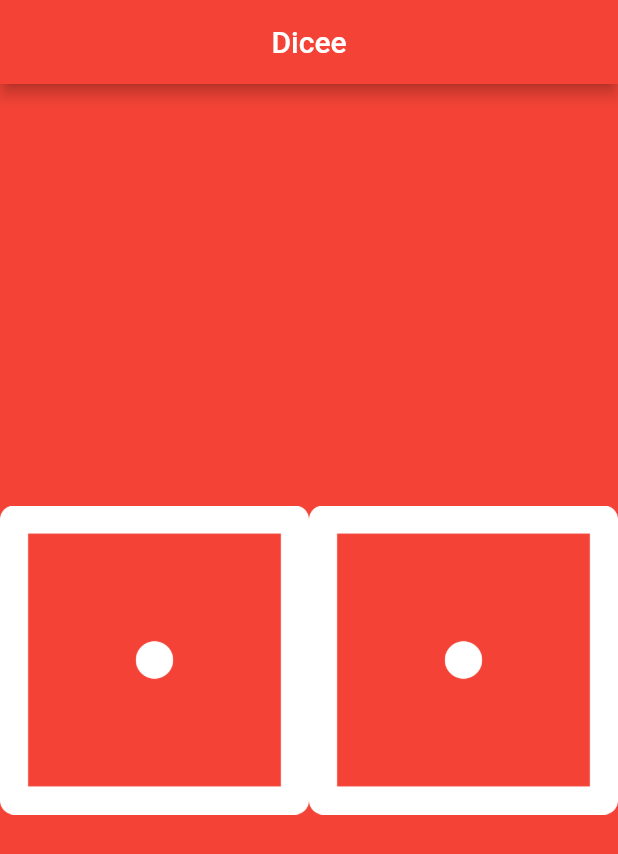
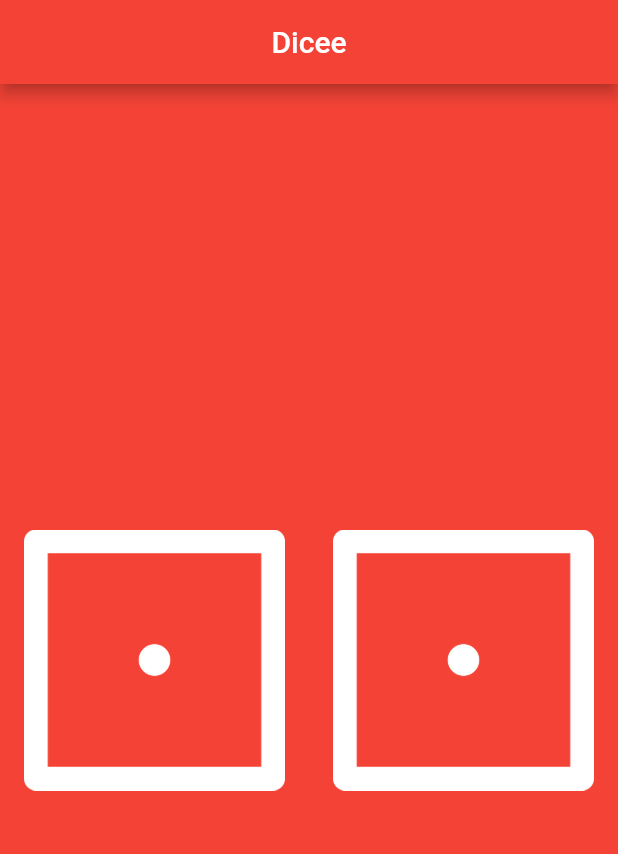
Before and after one commit to MaahiSinghGit/dicee_rolling_App, a Flutter app: the screen it shows after launch, on a phone screen of 412 x 824 dp. Shown: the top 854 px of the screen. Run offline on Flutter 3.47's test engine with Material 2 defaults, Android fonts, the phone set to English and light mode, and no system bars.

Commit message:
padding around the dice

```diff
--- a/lib/main.dart
+++ b/lib/main.dart
@@ -24,11 +24,18 @@ class DicePage extends StatelessWidget {
         children: [
           Expanded(
             flex: 1,
-            child: Image.asset('Images/dice1.png'),
+            child:
+            Padding(
+              padding: const EdgeInsets.all(16.0),
+              child: Image.asset('Images/dice1.png'),
+            ),
           ),
           Expanded(
             flex: 1,
-            child: Image.asset('Images/dice1.png'),
+            child: Padding(
+              padding: const EdgeInsets.all(16.0),
+              child: Image.asset('Images/dice1.png'),
+            ),
           ),
         ],
       ),
```
